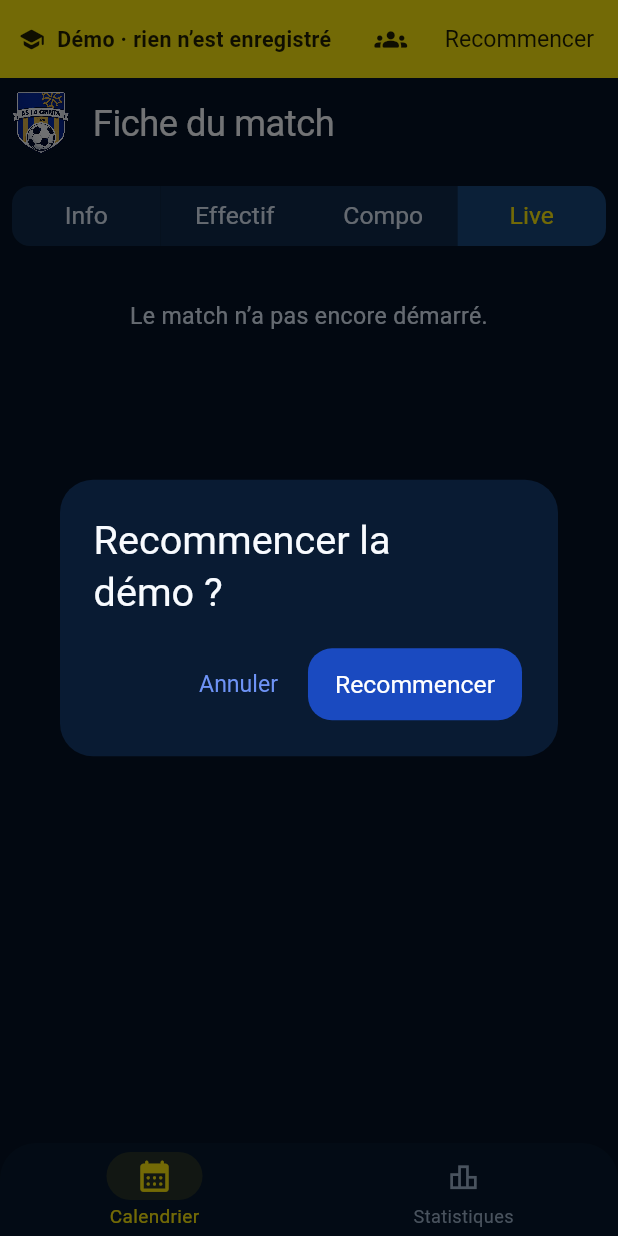
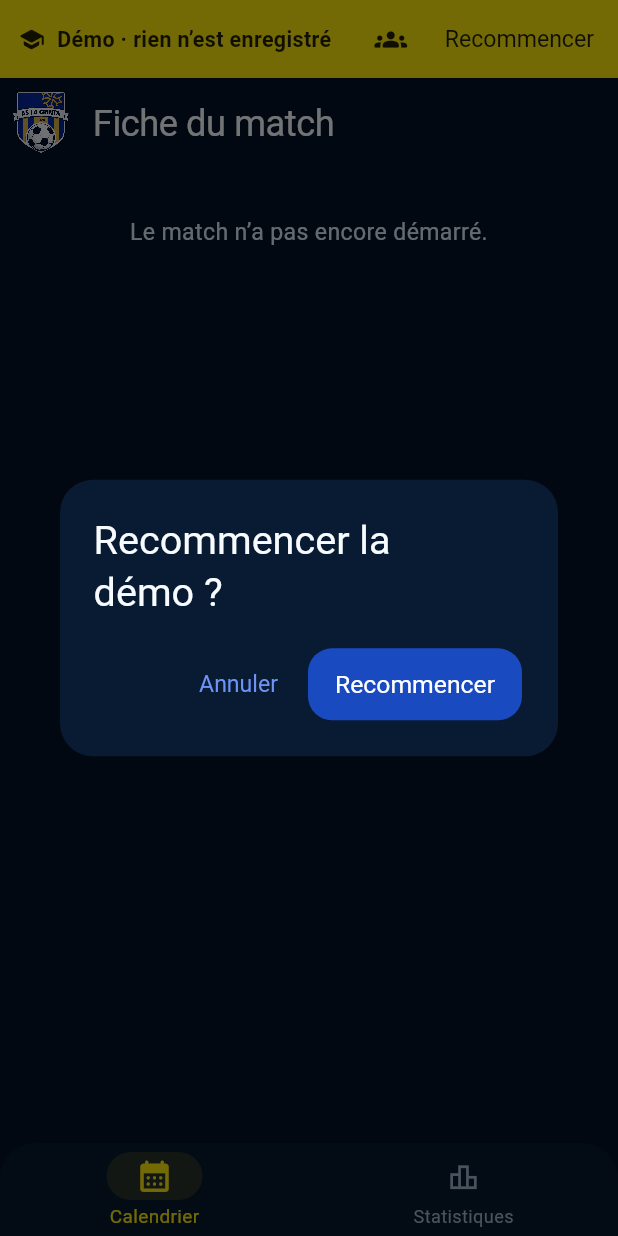
Before and after one commit to samihchaa-wq/-AS-Grinta-Live-Demo, a Flutter app: the screen it shows after launch, after a tap on the "groups" icon, after a tap on "Recommencer", on a phone screen of 412 x 824 dp. Run offline on Flutter 3.47's test engine with Material 3 defaults, Android fonts, the phone set to English and light mode, and no system bars; our stand-ins replace flutter_riverpod, go_router, share_plus, shared_preferences, supabase_flutter; missing offline and left inert: dart:js_interop; accounts and stored records are empty.

Commit message:
Fiche du match : le Live occupe toute la fiche à partir de T-15
La barre Info / Effectif / Compo disparaît : le Live prend toute la
fiche, avec la barre Spectateur | Piloter pour les coachs (rien pour
les joueurs).

Co-Authored-By: Claude Opus 5.5 <noreply@anthropic.com>
Claude-Session: https://claude.ai/code/session_01JuPbZCL3wtb9bfbTKCZ6GT

```diff
--- a/lib/demo/demo_match_page.dart
+++ b/lib/demo/demo_match_page.dart
@@ -36,7 +36,7 @@ class DemoMatchPage extends ConsumerWidget {
       ..hideCurrentSnackBar()
       ..showSnackBar(
         const SnackBar(
-          content: Text('Démo : seul l’onglet Live est disponible.'),
+          content: Text('Démo : seul le Live est disponible.'),
         ),
       );
   }
@@ -88,18 +88,9 @@ class DemoMatchPage extends ConsumerWidget {
           children: [
             // Onglet Live : pas d'encadré du match en haut, pour laisser la
             // place au direct (les autres onglets le gardent dans l'appli).
-            SegmentedButton<String>(
-              showSelectedIcon: false,
-              segments: const [
-                ButtonSegment(value: 'info', label: Text('Info')),
-                ButtonSegment(value: 'effectif', label: Text('Effectif')),
-                ButtonSegment(value: 'composition', label: Text('Compo')),
-                ButtonSegment(value: 'live', label: Text('Live')),
-              ],
-              selected: const {'live'},
-              onSelectionChanged: (_) => _unavailable(context),
-            ),
-            const SizedBox(height: AppSpacing.sectionGap),
+            // À partir de 15 minutes avant le coup d'envoi, la barre
+            // Info / Effectif / Compo / Prono disparaît : le Live occupe toute
+            // la fiche (barre Spectateur | Piloter pour les coachs).
             MatchLiveTab(
               key: ValueKey(ref.watch(_demoRunProvider)),
               matchId: matchId,
```
